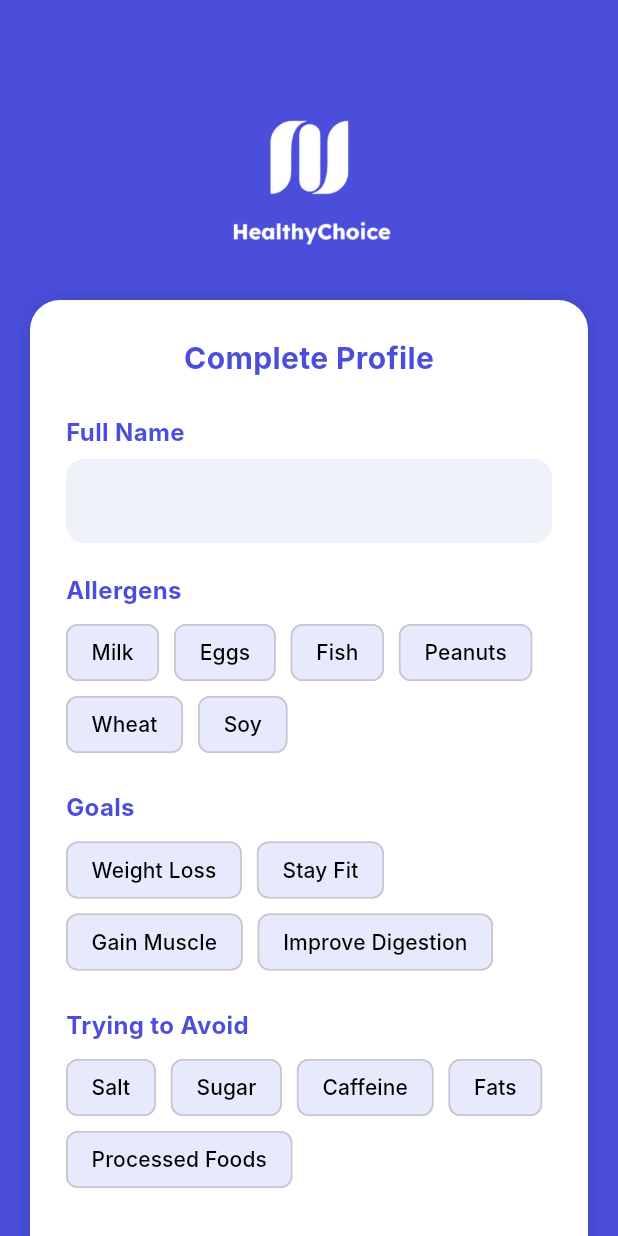
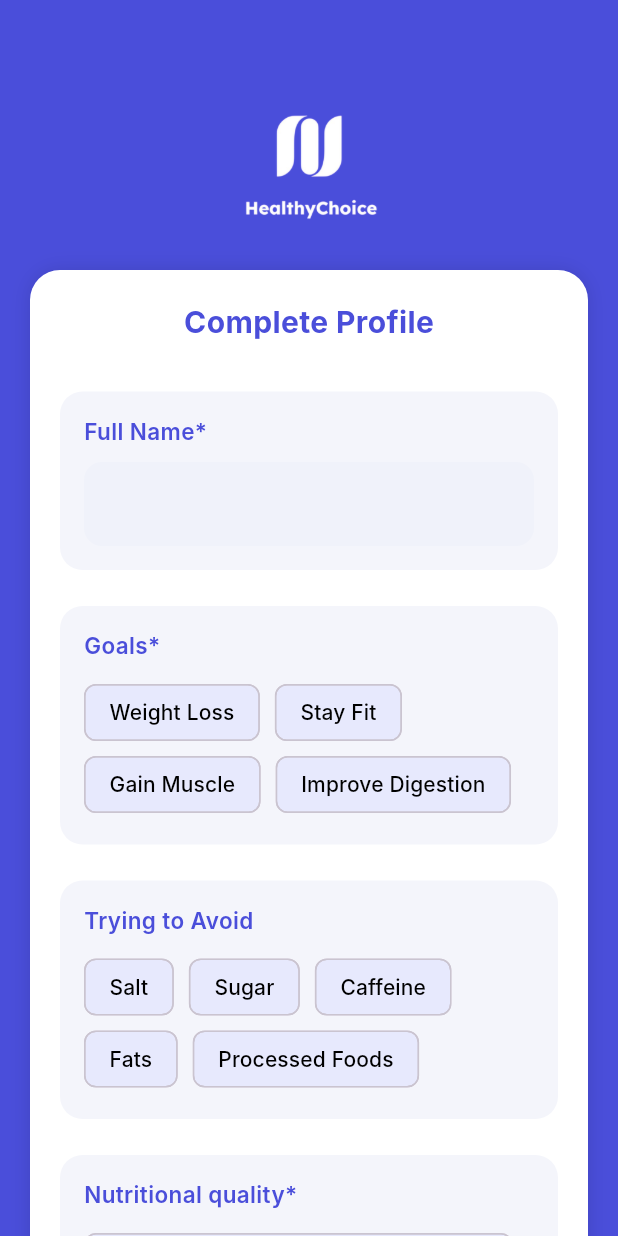
Before and after one commit to VikramDevadiga/HealthyChoice, a Flutter app: the screen it shows after launch, on a phone screen of 412 x 824 dp. Run offline on Flutter 3.47's test engine with Material 3 defaults, Android fonts, the phone set to English and light mode, and no system bars; our stand-ins replace audioplayers, flutter_tts, flutter_typeahead, shared_preferences; missing offline and left inert: mobile_scanner; Roboto replaces fonts that are missing (Inter).

Commit message:
updated ui of homepage, scannerpage and added profile option

```diff
--- a/lib/screens/profile_form.dart
+++ b/lib/screens/profile_form.dart
@@ -1,6 +1,7 @@
 import 'package:flutter/material.dart';
 import 'package:shared_preferences/shared_preferences.dart';
 import 'home_screen.dart';
+
 
 class ProfileForm extends StatefulWidget {
   const ProfileForm({super.key});
@@ -11,17 +12,65 @@ class ProfileForm extends StatefulWidget {
 
 class _ProfileFormState extends State<ProfileForm> {
   final TextEditingController nameController = TextEditingController();
-  final List<String> allergens = [];
   final List<String> goals = [];
   final List<String> avoidItems = [];
+
+  final Map<String, List<String>> preferenceSections = {
+    "Nutritional quality*": [
+      "Good nutritional quality (Nutri-Score)",
+      "Salt in low quantity",
+      "Sugars in low quantity",
+      "Fat in low quantity",
+      "Saturated fat in low quantity",
+    ],
+    "Ingredients*": ["Vegan", "Vegetarian", "Palm oil free"],
+    "Environment*": [
+      "Low environmental impact (Green-Score)",
+      "Low risk of deforestation (Forest footprint)"
+    ],
+    "Food processing": [
+      "No or little food processing (NOVA group)",
+      "No or few additives"
+    ],
+    "Labels": ["Organic farming", "Fair trade"],
+    "Allergens*": [
+      "Without Gluten",
+      "Without Milk",
+      "Without Eggs",
+      "Without Nuts",
+      "Without Peanuts",
+      "Without Sesame seeds",
+      "Without Soybeans",
+      "Without Celery",
+      "Without Mustard",
+      "Without Lupin",
+      "Without Fish",
+      "Without Crustaceans",
+      "Without Molluscs",
+      "Without Sulphur dioxide and sulphites"
+    ],
+  };
+
+  late Map<String, List<String>> preferenceSelections;
+
+  @override
+  void initState() {
+    super.initState();
+    preferenceSelections = {
+      for (var key in preferenceSections.keys) key: [],
+    };
+  }
 
   void handleSubmit() async {
     SharedPreferences prefs = await SharedPreferences.getInstance();
     await prefs.setString('full_name', nameController.text);
-    await prefs.setStringList('allergens', allergens);
     await prefs.setStringList('goals', goals);
     await prefs.setStringList('avoid', avoidItems);
-    Navigator.pushReplacement(context, MaterialPageRoute(builder: (_) => HomeScreen()));
+    for (var entry in preferenceSelections.entries) {
+      await prefs.setStringList('pref_${entry.key}', entry.value);
+    }
+    Navigator.pushReplacement(
+        context, MaterialPageRoute(builder: (_) => HomeScreen()));
   }
 
   void toggleChip(List<String> list, String value) {
@@ -40,17 +89,19 @@ class _ProfileFormState extends State<ProfileForm> {
             Center(
               child: Image.asset(
                 'assets/images/logo.png',
-                height: 120,
+                height: 100,
               ),
             ),
             const SizedBox(height: 20),
             Container(
               width: double.infinity,
-              padding: const EdgeInsets.all(24.0),
+              padding: const EdgeInsets.all(20.0),
               decoration: BoxDecoration(
                 color: Colors.white,
                 borderRadius: BorderRadius.circular(20),
-                boxShadow: [BoxShadow(color: Colors.black12, blurRadius: 10)],
+                boxShadow: const [
+                  BoxShadow(color: Colors.black12, blurRadius: 10)
+                ],
               ),
               child: Column(
                 crossAxisAlignment: CrossAxisAlignment.start,
@@ -65,48 +116,39 @@ class _ProfileFormState extends State<ProfileForm> {
                       ),
                     ),
                   ),
-                  const SizedBox(height: 24),
-                  customLabel("Full Name"),
-                  TextFormField(
+                  const SizedBox(height: 20),
+                  questionBlock("Full Name*", child: TextFormField(
                     controller: nameController,
                     decoration: customInputDecoration(),
-                  ),
-                  const SizedBox(height: 20),
-                  customLabel("Allergens"),
-                  Wrap(
+                  )),
+                  questionBlock("Goals*", child: Wrap(
                     spacing: 10,
                     children: [
-                      allergenChip("Milk"),
-                      allergenChip("Eggs"),
-                      allergenChip("Fish"),
-                      allergenChip("Peanuts"),
-                      allergenChip("Wheat"),
-                      allergenChip("Soy"),
+                      chip("Weight Loss", goals),
+                      chip("Stay Fit", goals),
+                      chip("Gain Muscle", goals),
+                      chip("Improve Digestion", goals),
                     ],
-                  ),
-                  const SizedBox(height: 20),
-                  customLabel("Goals"),
-                  Wrap(
+                  )),
+                  questionBlock("Trying to Avoid", child: Wrap(
                     spacing: 10,
                     children: [
-                      goalChip("Weight Loss"),
-                      goalChip("Stay Fit"),
-                      goalChip("Gain Muscle"),
-                      goalChip("Improve Digestion"),
+                      chip("Salt", avoidItems),
+                      chip("Sugar", avoidItems),
+                      chip("Caffeine", avoidItems),
+                      chip("Fats", avoidItems),
+                      chip("Processed Foods", avoidItems),
                     ],
-                  ),
-                  const SizedBox(height: 20),
-                  customLabel("Trying to Avoid"),
-                  Wrap(
-                    spacing: 10,
-                    children: [
-                      avoidChip("Salt"),
-                      avoidChip("Sugar"),
-                      avoidChip("Caffeine"),
-                      avoidChip("Fats"),
-                      avoidChip("Processed Foods"),
-                    ],
-                  ),
+                  )),
+                  ...preferenceSections.entries.map((entry) {
+                    return questionBlock(entry.key, child: Wrap(
+                      spacing: 10,
+                      runSpacing: 8,
+                      children: entry.value
+                          .map((item) => chip(item, preferenceSelections[entry.key]!))
+                          .toList(),
+                    ));
+                  }).toList(),
                   const SizedBox(height: 30),
                   SizedBox(
                     width: double.infinity,
@@ -138,16 +180,47 @@ class _ProfileFormState extends State<ProfileForm> {
     );
   }
 
-  Widget customLabel(String title) {
+  Widget chip(String title, List<String> list) {
+    return FilterChip(
+      label: Text(title),
+      selected: list.contains(title),
+      onSelected: (_) => toggleChip(list, title),
+      backgroundColor: const Color(0xFFE7E9FD),
+      selectedColor: const Color(0xFF4A4EDA),
+      labelStyle: const TextStyle(color: Colors.black),
+    );
+  }
+
+  Widget questionBlock(String title, {required Widget child}) {
     return Padding(
-      padding: const EdgeInsets.only(bottom: 6.0),
-      child: Text(
-        title,
-        style: const TextStyle(
-          fontSize: 16,
-          fontWeight: FontWeight.bold,
-          color: Color(0xFF4A4EDA),
-        ),
+      padding: const EdgeInsets.symmetric(vertical: 12.0),
+      child: Row(
+        children: [
+          Expanded(
+            child: Container(
+              padding: const EdgeInsets.all(16),
+              decoration: BoxDecoration(
+                color: const Color(0xFFF4F5FB),
+                borderRadius: BorderRadius.circular(15),
+              ),
+              child: Column(
+                crossAxisAlignment: CrossAxisAlignment.start,
+                children: [
+                  Text(
+                    title,
+                    style: const TextStyle(
+                      fontWeight: FontWeight.w600,
+                      color: Color(0xFF4A4EDA),
+                      fontSize: 15,
+                    ),
+                  ),
+                  const SizedBox(height: 10),
+                  child,
+                ],
+              ),
+            ),
+          ),
+        ],
       ),
     );
   }
@@ -162,19 +235,4 @@ class _ProfileFormState extends State<ProfileForm> {
       ),
     );
   }
-
-  Widget allergenChip(String title) => chipWidget(title, allergens);
-  Widget goalChip(String title) => chipWidget(title, goals);
-  Widget avoidChip(String title) => chipWidget(title, avoidItems);
-
-  Widget chipWidget(String title, List<String> targetList) {
-    return FilterChip(
-      label: Text(title),
-      selected: targetList.contains(title),
-      onSelected: (_) => toggleChip(targetList, title),
-      backgroundColor: const Color(0xFFE7E9FD),
-      selectedColor: const Color(0xFF4A4EDA),
-      labelStyle: const TextStyle(color: Colors.black),
-    );
-  }
 }
```
Also changed, not shown: lib/models/product_scan.dart (+19 -7 lines), lib/screens/camera_screen.dart (+107 -21 lines), lib/screens/home_screen.dart (+44 -13 lines), lib/screens/view_profile_page.dart (added, +89 -0 lines), 4 other files.
